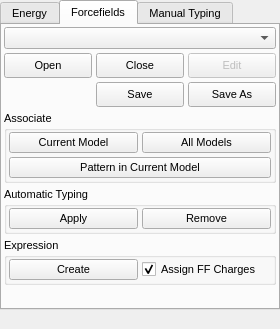
The window that src/gui/forcefields.ui (trisyoungs/aten) describes before a commit, drawn with Qt 5.
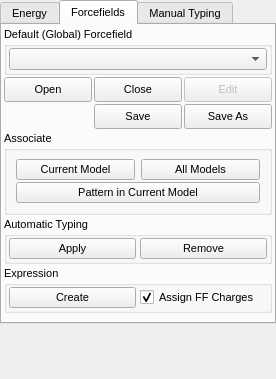
The same window after the commit. The open tabs and pages were chosen to show the change. Icons and pictures are not drawn.

Diff of the .ui file:
```diff
--- a/src/gui/forcefields.ui
+++ b/src/gui/forcefields.ui
@@ -5,8 +5,8 @@
    <rect>
     <x>0</x>
     <y>0</y>
-    <width>280</width>
-    <height>329</height>
+    <width>276</width>
+    <height>379</height>
    </rect>
   </property>
   <property name="sizePolicy">
@@ -18,7 +18,7 @@
   <property name="minimumSize">
    <size>
     <width>276</width>
-    <height>329</height>
+    <height>379</height>
    </size>
   </property>
   <property name="font">
@@ -725,7 +725,19 @@
        </attribute>
        <layout class="QVBoxLayout" name="verticalLayout_2">
         <property name="spacing">
-         <number>4</number>
+         <number>2</number>
+        </property>
+        <property name="margin">
+         <number>2</number>
+        </property>
+        <item>
+         <widget class="QGroupBox" name="DefaultFFGroup">
+          <property name="title">
+           <string>Default (Global) Forcefield</string>
+          </property>
+          <layout class="QHBoxLayout" name="horizontalLayout">
+           <property name="spacing">
+            <number>2</number>
         </property>
         <property name="margin">
          <number>2</number>
@@ -733,10 +745,13 @@
         <item>
          <widget class="QComboBox" name="ForcefieldCombo"/>
         </item>
+          </layout>
+         </widget>
+        </item>
         <item>
          <layout class="QGridLayout" name="gridLayout_2">
           <property name="spacing">
-           <number>4</number>
+           <number>-1</number>
           </property>
           <item row="0" column="0">
            <widget class="QPushButton" name="OpenForcefieldButton">
@@ -955,22 +970,16 @@
           <property name="title">
            <string>Associate</string>
           </property>
-          <layout class="QVBoxLayout" name="_3">
-           <property name="spacing">
-            <number>4</number>
-           </property>
-           <property name="margin">
+          <layout class="QVBoxLayout" name="verticalLayout_7">
+           <item>
+            <layout class="QGridLayout" name="gridLayout_4">
+             <property name="horizontalSpacing">
+              <number>-1</number>
+             </property>
+             <property name="verticalSpacing">
             <number>2</number>
            </property>
-           <item>
-            <layout class="QHBoxLayout" name="_4">
-             <property name="spacing">
-              <number>4</number>
-             </property>
-             <property name="margin">
-              <number>0</number>
-             </property>
-             <item>
+             <item row="0" column="0">
               <widget class="QPushButton" name="AssignFFToCurrentButton">
                <property name="text">
                 <string>Current Model</string>
@@ -980,7 +989,7 @@
                </property>
               </widget>
              </item>
-             <item>
+             <item row="0" column="1">
               <widget class="QPushButton" name="AssignFFToAllButton">
                <property name="text">
                 <string>All Models</string>
@@ -990,9 +999,7 @@
                </property>
               </widget>
              </item>
-            </layout>
-           </item>
-           <item>
+             <item row="1" column="0" colspan="2">
             <widget class="QPushButton" name="AssignFFToPatternButton">
              <property name="text">
               <string>Pattern in Current Model</string>
@@ -1001,6 +1008,8 @@
               <bool>false</bool>
              </property>
             </widget>
+             </item>
+            </layout>
            </item>
           </layout>
          </widget>
```
Lines whose indentation alone changed are shown as unchanged.
